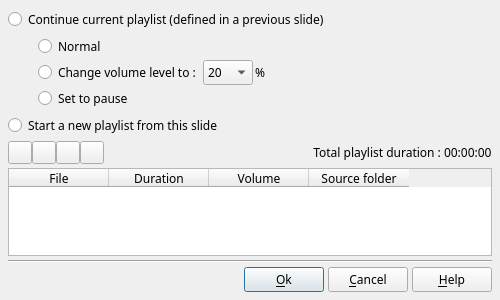
First picture: the form in src/ffDiaporama/DlgMusic/DlgMusicProperties.ui, repository boenki/ffdiaporama, before the edit.
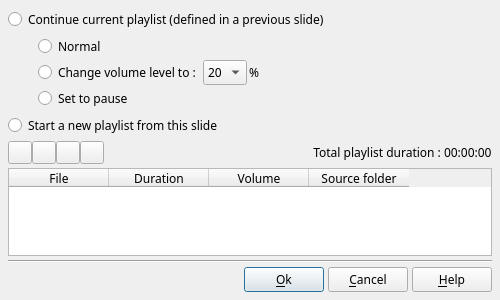
Second picture: the form after the edit. Icons and pictures are not drawn.

The edit to the form file:
```diff
--- a/src/ffDiaporama/DlgMusic/DlgMusicProperties.ui
+++ b/src/ffDiaporama/DlgMusic/DlgMusicProperties.ui
@@ -83,18 +83,6 @@
          <verstretch>0</verstretch>
         </sizepolicy>
        </property>
-       <property name="minimumSize">
-        <size>
-         <width>50</width>
-         <height>0</height>
-        </size>
-       </property>
-       <property name="maximumSize">
-        <size>
-         <width>50</width>
-         <height>16777215</height>
-        </size>
-       </property>
        <property name="toolTip">
         <string>Define the sound volume for this slide</string>
        </property>
```
Left out of the diff: 24 changed lines with no effect on the pictures.
